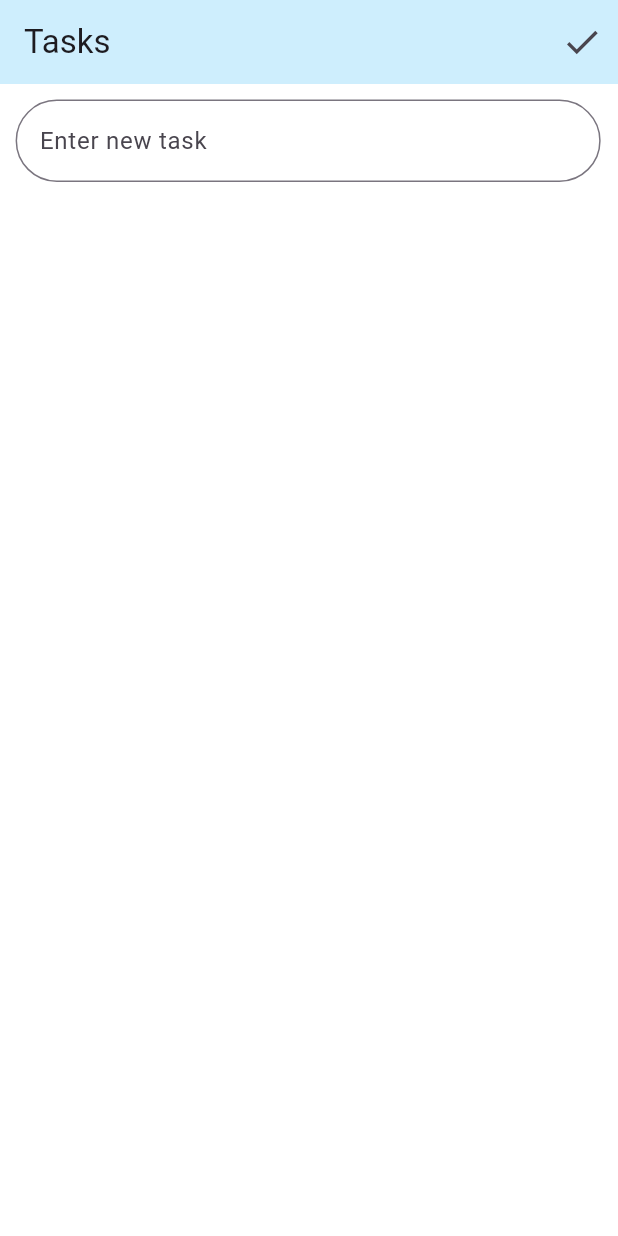
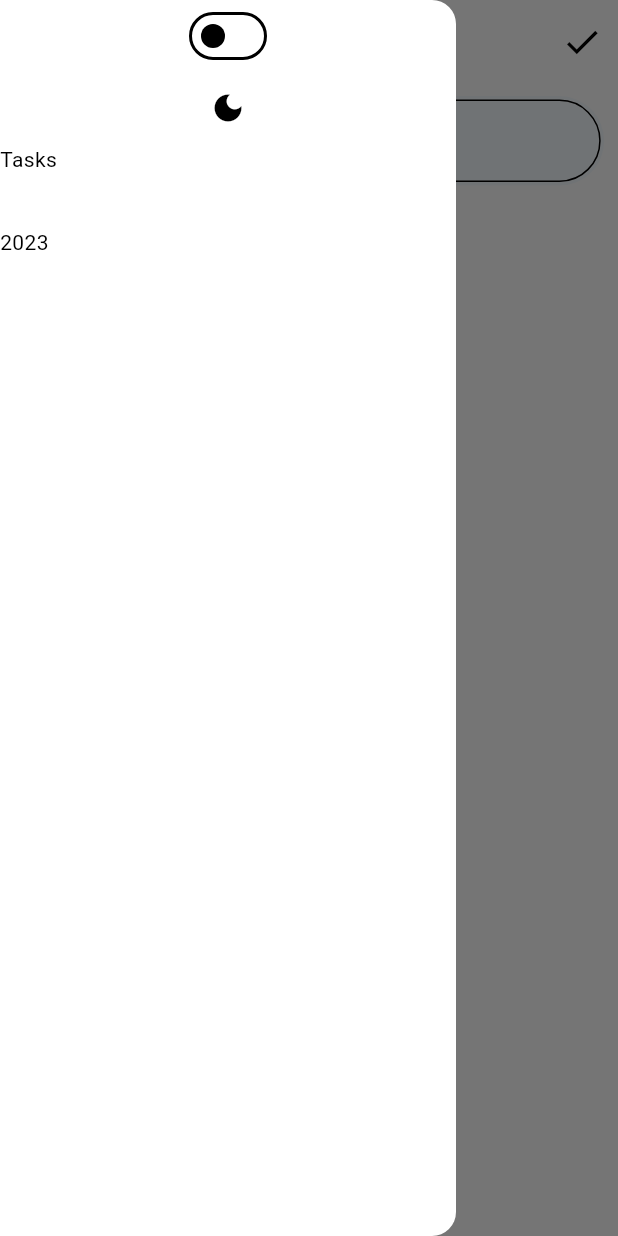
Before and after one commit to daraximi/tasky, a Flutter app: the screen it shows after launch, with the side drawer open (before the commit the screen has no drawer), on a phone screen of 412 x 824 dp. Run offline on Flutter 3.47's test engine with Material 3 defaults, Android fonts, the phone set to English and light mode, and no system bars; our stand-ins replace flutter_screenutil, hive, hive_flutter, shared_preferences; accounts and stored records are empty.

Commit message:
Added dark theme and local storage persistence for theme.

```diff
--- a/lib/controllers/base_local_repository.dart
+++ b/lib/controllers/base_local_repository.dart
@@ -4,6 +4,8 @@ import 'package:tasky/models/task_model.dart';
 abstract class BaseLocalStorageRepository {
   Future<Box> openPbox();
   Future<Box> openCbox();
+  //Future<Box> openTBox();
+
   List<Task> getPendingTasks(Box box);
   Future<void> addPendingTask(Box box, Task task);
   Future<void> removePendingTask(Box box, Task task, int index);
@@ -12,4 +14,8 @@ abstract class BaseLocalStorageRepository {
   Future<void> removeCompletedTask(Box box, Task task, int index);
   Future<void> clearP(Box box);
   Future<void> clearC(Box box);
+  //Future<void> clearTheme(Box box);
+  ////////
+  Future<bool> getTheme();
+  Future<void> setTheme(bool value);
 }
--- a/lib/controllers/newtasks_provider.dart
+++ b/lib/controllers/newtasks_provider.dart
@@ -50,4 +50,18 @@ class TaskProvider with ChangeNotifier {
     _localStorageRepository.removeCompletedTask(box, task, index);
     notifyListeners();
   }
+
+  ThemeMode themeMode = ThemeMode.dark;
+  bool get isDarkMode => themeMode == ThemeMode.dark;
+
+  void toggleTheme(bool value) {
+    themeMode = value ? ThemeMode.dark : ThemeMode.light;
+    _localStorageRepository.setTheme(value);
+    notifyListeners();
+  }
+
+  getTheme() async {
+    final value = _localStorageRepository.getTheme();
+    themeMode = await value ? ThemeMode.dark : ThemeMode.light;
+  }
 }
--- a/lib/main.dart
+++ b/lib/main.dart
@@ -7,6 +7,8 @@ import 'package:tasky/controllers/tasks_provider.dart';
 import 'package:tasky/models/task_model.dart';
 import 'package:tasky/pages/auth/login.dart';
 import 'package:tasky/pages/tasks_screen.dart';
+import 'package:tasky/theme/theme_constants.dart';
+import 'package:tasky/theme/theme_manager.dart';
 
 void main() async {
   WidgetsFlutterBinding.ensureInitialized();
@@ -17,6 +19,8 @@ void main() async {
     create: (_) => TaskProvider(),
   ));
 }
+
+ThemeManager _themeManager = ThemeManager();
 
 class MyApp extends StatelessWidget {
   const MyApp({super.key});
@@ -29,13 +33,14 @@ class MyApp extends StatelessWidget {
       minTextAdapt: true,
       splitScreenMode: true,
       builder: (_, child) {
+        final themeProvider = Provider.of<TaskProvider>(context);
+        themeProvider.getTheme();
         return MaterialApp(
           debugShowCheckedModeBanner: false,
           title: 'Tasky',
-          theme: ThemeData(
-            colorScheme: ColorScheme.fromSeed(seedColor: Colors.deepPurple),
-            useMaterial3: true,
-          ),
+          theme: lightTheme,
+          darkTheme: darkTheme,
+          themeMode: themeProvider.themeMode,
           home: const TasksScreen(),
         );
       },
--- a/lib/pages/completed_tasks.dart
+++ b/lib/pages/completed_tasks.dart
@@ -33,7 +33,7 @@ class _CompletedTasksState extends State<CompletedTasks> {
                 decoration: BoxDecoration(
                     color: Colors.transparent,
                     borderRadius: BorderRadius.circular(20)),
-                height: 300.h,
+                height: MediaQuery.of(context).size.height,
                 width: 345.w,
                 child: ListView.builder(
                   itemCount: completedTasks.length,
--- a/lib/pages/pending_tasks.dart
+++ b/lib/pages/pending_tasks.dart
@@ -16,17 +16,13 @@ class PendingTasks extends StatefulWidget {
 class _PendingTasksState extends State<PendingTasks> {
   TextEditingController taskController = TextEditingController();
 
-  addNewTask() {
-    ;
-  }
-
   @override
   Widget build(BuildContext context) {
     var pendingTasks = context.watch<TaskProvider>().myPendingTasks;
     var notifier = Provider.of<TaskProvider>(context);
     notifier.getPendingTasks();
     return Padding(
-      padding: const EdgeInsets.all(8.0),
+      padding: const EdgeInsets.only(top: 8.0, left: 8, right: 8, bottom: 0),
       child: SizedBox(
         height: MediaQuery.of(context).size.height,
         width: MediaQuery.of(context).size.width,
@@ -35,6 +31,10 @@ class _PendingTasksState extends State<PendingTasks> {
             Positioned(
                 top: 0.h,
                 child: Container(
+                  decoration: BoxDecoration(
+                      color:
+                          Theme.of(context).secondaryHeaderColor.withAlpha(90),
+                      borderRadius: BorderRadius.circular(40)),
                   padding: EdgeInsets.all(2.h),
                   height: 50.h,
                   width: 345.w,
@@ -64,19 +64,21 @@ class _PendingTasksState extends State<PendingTasks> {
                         fillColor: Colors.black,
                         border: OutlineInputBorder(
                             borderRadius: BorderRadius.circular(40),
-                            borderSide: BorderSide(color: Colors.blue))),
+                            borderSide: BorderSide(
+                                color: Theme.of(context).primaryColor))),
                   ),
                 )),
             Positioned(
               top: 60.h,
               child: Container(
-                padding: EdgeInsets.all(10),
+                padding: EdgeInsets.symmetric(horizontal: 10),
                 decoration: BoxDecoration(
                     color: Colors.transparent,
                     borderRadius: BorderRadius.circular(20)),
-                height: 300.h,
+                height: 540.h,
                 width: 345.w,
                 child: ListView.builder(
+                  scrollDirection: Axis.vertical,
                   itemCount: pendingTasks.length,
                   itemBuilder: (context, index) {
                     var singleTask = pendingTasks[index];
--- a/lib/pages/tasks_screen.dart
+++ b/lib/pages/tasks_screen.dart
@@ -21,9 +21,13 @@ class _TasksScreenState extends State<TasksScreen> {
 
   @override
   Widget build(BuildContext context) {
-    return Scaffold(
-        //drawer: CustomDrawer(),
+    return GestureDetector(
+      onTap: () => FocusScope.of(context).unfocus(),
+      child: Scaffold(
+          resizeToAvoidBottomInset: true,
+          drawer: CustomDrawer(),
           appBar: AppBar(
+            elevation: 0,
             actions: [
               IconButton(
                   iconSize: 28,
@@ -31,9 +35,9 @@ class _TasksScreenState extends State<TasksScreen> {
                   icon: Icon(changeScreen ? Icons.done : Icons.pending))
             ],
             title: const Text('Tasks'),
-          backgroundColor: Colors.lightBlue.withAlpha(50),
           ),
-        backgroundColor: Colors.white,
-        body: changeScreen ? PendingTasks() : CompletedTasks());
+          backgroundColor: Theme.of(context).colorScheme.background,
+          body: changeScreen ? PendingTasks() : CompletedTasks()),
+    );
   }
 }
--- a/lib/shared/widgets/completed_task_widget.dart
+++ b/lib/shared/widgets/completed_task_widget.dart
@@ -28,9 +28,7 @@ class _CompletedTaskState extends State<CompletedTask> {
           Text(
             widget.task,
             style: TextStyle(
-                color: Colors.grey,
-                fontSize: 15.h,
-                decoration: TextDecoration.lineThrough),
+                fontSize: 15.h, decoration: TextDecoration.lineThrough),
           ),
           Row(
             children: [
--- a/lib/shared/widgets/drawer.dart
+++ b/lib/shared/widgets/drawer.dart
@@ -1,14 +1,29 @@
 import 'package:flutter/material.dart';
+import 'package:provider/provider.dart';
+import 'package:tasky/controllers/newtasks_provider.dart';
 import 'package:tasky/shared/widgets/custom_spacer.dart';
+import 'package:tasky/theme/theme_manager.dart';
 
 class CustomDrawer extends StatelessWidget {
   const CustomDrawer({super.key});
 
   @override
   Widget build(BuildContext context) {
-    return const NavigationDrawer(
-      backgroundColor: Colors.white,
-      children: [Text("Tasks"), CustomSpacer(), Text("Logout")],
+    final themeProvider = Provider.of<TaskProvider>(context);
+    return NavigationDrawer(
+      children: [
+        Switch.adaptive(
+            value: themeProvider.isDarkMode,
+            onChanged: (newValue) {
+              final provider =
+                  Provider.of<TaskProvider>(context, listen: false);
+              provider.toggleTheme(newValue);
+            }),
+        IconButton(onPressed: () {}, icon: Icon(Icons.dark_mode)),
+        Text("Tasks"),
+        CustomSpacer(),
+        Text("2023")
+      ],
     );
   }
 }
--- a/lib/shared/widgets/pending_task_widget.dart
+++ b/lib/shared/widgets/pending_task_widget.dart
@@ -29,7 +29,7 @@ class _PendingTaskState extends State<PendingTask> {
         children: [
           Text(
             widget.task,
-            style: TextStyle(color: Colors.black, fontSize: 14.h),
+            style: TextStyle(fontSize: 14.h),
           ),
           Row(
             children: [
--- /dev/null
+++ b/lib/theme/theme_constants.dart
@@ -0,0 +1,11 @@
+import 'package:flutter/material.dart';
+
+ThemeData lightTheme = ThemeData(
+    brightness: Brightness.light,
+    scaffoldBackgroundColor: Colors.white,
+    colorScheme: ColorScheme.light());
+
+ThemeData darkTheme = ThemeData(
+    brightness: Brightness.dark,
+    scaffoldBackgroundColor: Colors.grey.shade900,
+    colorScheme: const ColorScheme.dark());
--- a/pubspec.yaml
+++ b/pubspec.yaml
@@ -39,6 +39,7 @@ dependencies:
   flutter_screenutil: ^5.9.0
   hive: ^2.2.3
   hive_flutter: ^1.1.0
+  shared_preferences: ^2.2.2
 
 dev_dependencies:
   flutter_test:
```
Also changed, not shown: lib/controllers/local_storage_repo.dart (+25 -6 lines), lib/theme/theme_manager.dart (added, +11 -0 lines), pubspec.lock, 2 other files. Lines whose indentation alone changed are shown as unchanged.
